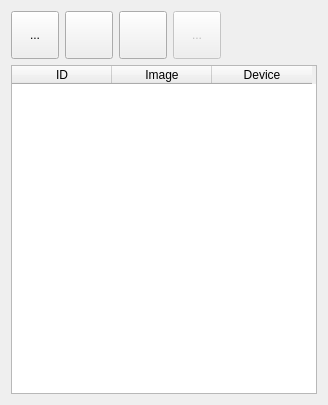
First picture: the form in Libs/SurgeryNavigation/stkFiducialMarkerRegistrationWidget.ui, repository zpphigh/STK, before the edit.
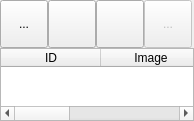
Second picture: the form after the edit. Icons and pictures are not drawn.

```diff
--- a/Libs/SurgeryNavigation/stkFiducialMarkerRegistrationWidget.ui
+++ b/Libs/SurgeryNavigation/stkFiducialMarkerRegistrationWidget.ui
@@ -6,16 +6,25 @@
    <rect>
     <x>0</x>
     <y>0</y>
-    <width>328</width>
-    <height>405</height>
+    <width>194</width>
+    <height>121</height>
    </rect>
   </property>
   <property name="windowTitle">
    <string>stkFiducialMarkerRegistrationWidget</string>
   </property>
   <layout class="QVBoxLayout" name="verticalLayout">
+   <property name="spacing">
+    <number>0</number>
+   </property>
+   <property name="margin">
+    <number>0</number>
+   </property>
    <item>
     <layout class="QHBoxLayout" name="horizontalLayout">
+     <property name="spacing">
+      <number>0</number>
+     </property>
      <item>
       <widget class="QToolButton" name="AddFiducialMarkerToolButton">
        <property name="minimumSize">
@@ -145,19 +154,6 @@
        </property>
       </widget>
      </item>
-     <item>
-      <spacer name="horizontalSpacer">
-       <property name="orientation">
-        <enum>Qt::Horizontal</enum>
-       </property>
-       <property name="sizeHint" stdset="0">
-        <size>
-         <width>40</width>
-         <height>20</height>
-        </size>
-       </property>
-      </spacer>
-     </item>
     </layout>
    </item>
    <item>
@@ -191,6 +187,19 @@
      </column>
     </widget>
    </item>
+   <item>
+    <spacer name="verticalSpacer">
+     <property name="orientation">
+      <enum>Qt::Vertical</enum>
+     </property>
+     <property name="sizeHint" stdset="0">
+      <size>
+       <width>20</width>
+       <height>1</height>
+      </size>
+     </property>
+    </spacer>
+   </item>
   </layout>
  </widget>
  <layoutdefault spacing="6" margin="11"/>
```
